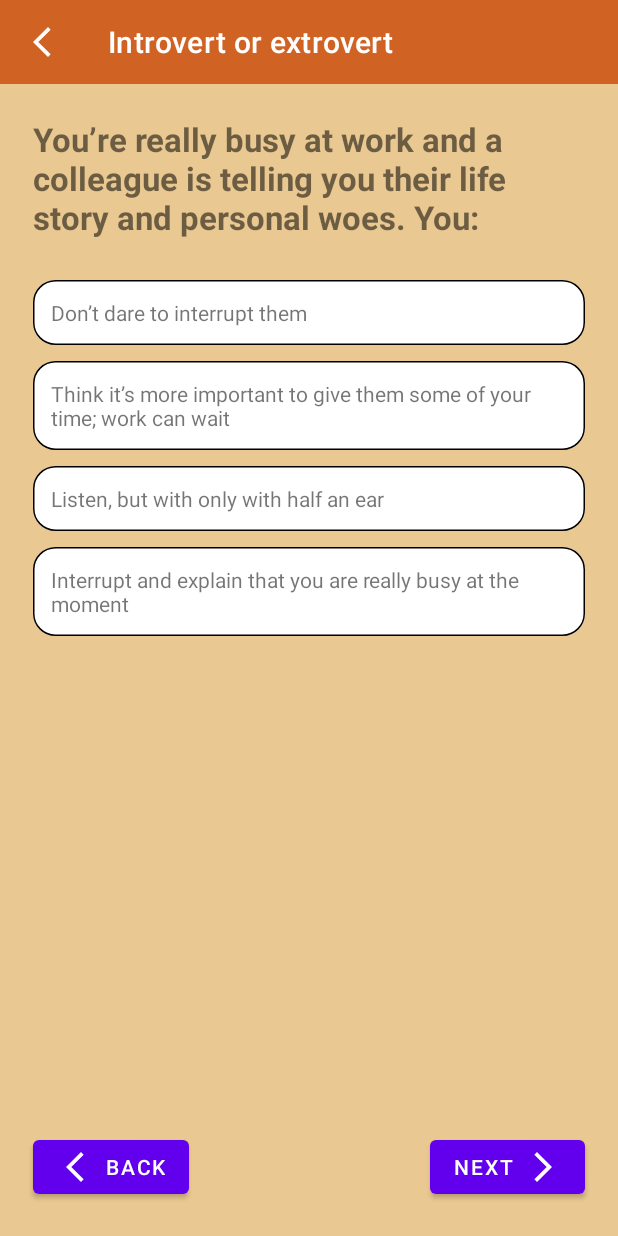
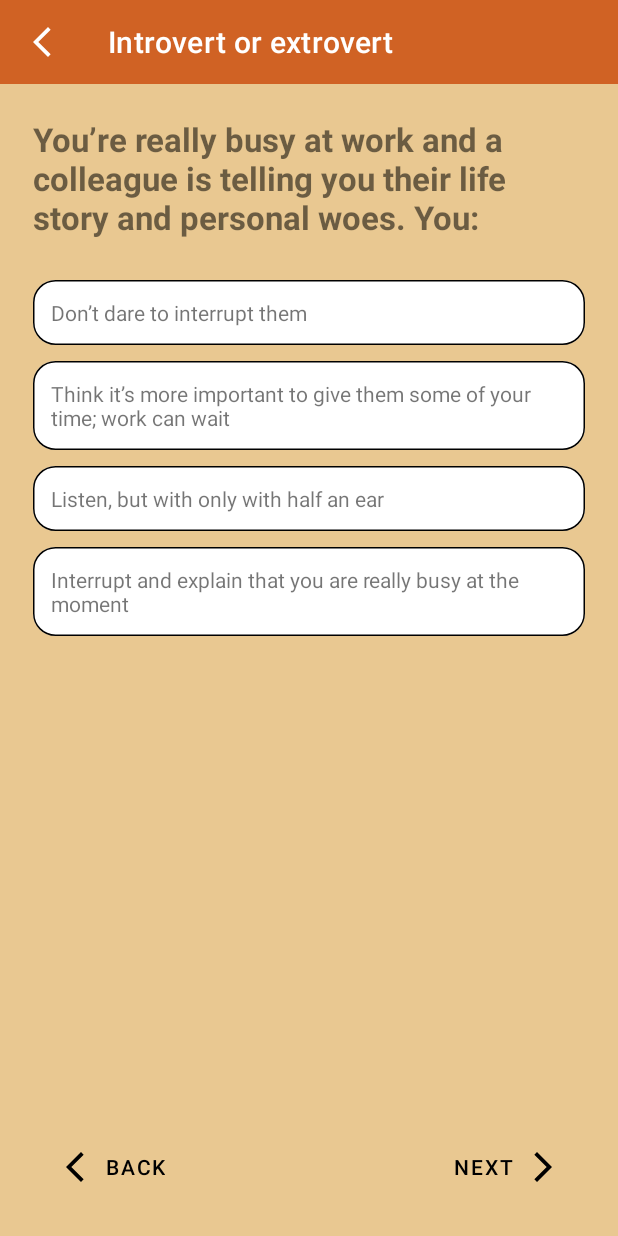
Before and after one commit to razvantmzz/PersonalityTest, an Android app: the screen it shows after launch (MainActivity), after a tap on "Start quiz", on a phone screen of 412 x 824 dp. Run offline under Robolectric (Android 15) with nearby library versions, the phone set to English and light mode, and no system bars; 2 statements that could not run were skipped.

Commit message:
implemented result

```diff
--- a/app/src/main/java/com/razvantmz/personalitytest/KoinModules.kt
+++ b/app/src/main/java/com/razvantmz/personalitytest/KoinModules.kt
@@ -5,6 +5,7 @@ import com.razvantmz.personalitytest.repository.QuizRepositoryImpl
 import com.razvantmz.personalitytest.ui.landing.LandingViewModel
 import com.razvantmz.personalitytest.ui.quiz.QuestionViewModel
 import com.razvantmz.personalitytest.ui.quiz.QuizData
+import com.razvantmz.personalitytest.ui.quiz.QuizResultsViewModel
 import com.razvantmz.personalitytest.ui.quiz.QuizViewModel
 import com.razvantmz.personalitytest.ui.splashscreen.SplashViewModel
 import org.koin.androidx.viewmodel.dsl.viewModel
@@ -18,6 +19,7 @@ val modules = module {
     viewModel { (quizId:Int, questionId:Int) -> QuestionViewModel(quizId, questionId) }
     viewModel { LandingViewModel() }
     viewModel { (quizId:Int) -> QuizViewModel(quizId) }
+    viewModel { (quizId:Int) -> QuizResultsViewModel(quizId) }
 
     scope(named(QuizData.scopedName)) {
         scoped { (quizId: Int) -> QuizData(quizId) }
--- a/app/src/main/java/com/razvantmz/personalitytest/models/Answer.kt
+++ b/app/src/main/java/com/razvantmz/personalitytest/models/Answer.kt
@@ -1,3 +1,3 @@
 package com.razvantmz.personalitytest.models
 
-class Answer(val id:Int, val value:String, var isSelected: Boolean = false)
+class Answer(val id:Int, val value:String, var isSelected: Boolean = false, val personalityTrait:Int)
--- a/app/src/main/java/com/razvantmz/personalitytest/repository/QuizRepository.kt
+++ b/app/src/main/java/com/razvantmz/personalitytest/repository/QuizRepository.kt
@@ -20,19 +20,23 @@ class QuizRepositoryImpl : QuizRepository {
             answers = listOf(
                 Answer(
                     id = 1,
-                    value = "Don’t dare to interrupt them"
+                    value = "Don’t dare to interrupt them",
+                    personalityTrait = 2
                 ),
                 Answer(
                     id = 2,
-                    value = "Think it’s more important to give them some of your time; work can wait "
+                    value = "Think it’s more important to give them some of your time; work can wait",
+                            personalityTrait = 1
                 ),
                 Answer(
                     id = 3,
-                    value = "Listen, but with only with half an ear "
+                    value = "Listen, but with only with half an ear",
+                    personalityTrait = -1
                 ),
                 Answer(
                     id = 4,
-                    value = "Interrupt and explain that you are really busy at the moment "
+                    value = "Interrupt and explain that you are really busy at the moment",
+                    personalityTrait = -2
                 )
             )
         )
@@ -42,20 +46,24 @@ class QuizRepositoryImpl : QuizRepository {
             title = "You’ve been sitting in the doctor’s waiting room for more than 25 minutes. You:",
             answers = listOf(
                 Answer(
-                    id = 1,
-                    value = "Look at your watch every two minutes"
+                    id = 5,
+                    value = "Look at your watch every two minutes",
+                    personalityTrait = 2
                 ),
                 Answer(
                     id = 2,
-                    value = "Bubble with inner anger, but keep quiet"
+                    value = "Bubble with inner anger, but keep quiet",
+                    personalityTrait = 1
                 ),
                 Answer(
-                    id = 3,
-                    value = "Explain to other equally impatient people in the room that the doctor is always running late"
+                    id = 7,
+                    value = "Explain to other equally impatient people in the room that the doctor is always running late",
+                    personalityTrait = -1
                 ),
                 Answer(
-                    id = 4,
-                    value = "Complain in a loud voice, while tapping your foot impatiently"
+                    id = 8,
+                    value = "Complain in a loud voice, while tapping your foot impatiently",
+                    personalityTrait = 2
                 )
             )
         )
@@ -65,20 +73,51 @@ class QuizRepositoryImpl : QuizRepository {
             title = "You’re having an animated discussion with a colleague regarding a project that you’re in charge of. You:",
             answers = listOf(
                 Answer(
-                    id = 1,
-                    value = "Don’t dare contradict them"
+                    id = 9,
+                    value = "Don’t dare contradict them",
+                    personalityTrait = 2
                 ),
                 Answer(
-                    id = 2,
-                    value = "Think that they are obviously right"
+                    id = 10,
+                    value = "Think that they are obviously right",
+                    personalityTrait = 1
                 ),
                 Answer(
-                    id = 3,
-                    value = "Defend your own point of view, tooth and nail"
+                    id = 11,
+                    value = "Defend your own point of view, tooth and nail",
+                    personalityTrait = -1
                 ),
                 Answer(
-                    id = 4,
-                    value = "Continuously interrupt your colleague"
+                    id = 12,
+                    value = "Continuously interrupt your colleague",
+                    personalityTrait = -2
+                )
+            )
+        )
+
+        val question4 = Question(
+            id = 4,
+            title = "You are taking part in a guided tour of a museum. You:",
+            answers = listOf(
+                Answer(
+                    id = 13,
+                    value = "Are a bit too far towards the back so don’t really hear what the guide is saying",
+                    personalityTrait = 2
+                ),
+                Answer(
+                    id = 14,
+                    value = "Follow the group without question",
+                    personalityTrait = 1
+                ),
+                Answer(
+                    id = 15,
+                    value = " Make sure that everyone is able to hear properly",
+                    personalityTrait = -1
+                ),
+                Answer(
+                    id = 16,
+                    value = "Are right up the front, adding your own comments in a loud voice",
+                    personalityTrait = -2
                 )
             )
         )
@@ -86,7 +125,8 @@ class QuizRepositoryImpl : QuizRepository {
         return listOf(
             question1,
             question2,
-            question3
+            question3,
+            question4,
         )
     }
 }
--- a/app/src/main/java/com/razvantmz/personalitytest/ui/quiz/QuizViewModel.kt
+++ b/app/src/main/java/com/razvantmz/personalitytest/ui/quiz/QuizViewModel.kt
@@ -31,9 +31,4 @@ class QuizViewModel( val quizId: Int) : ViewModel(), KoinComponent {
             question.answers.any { answer -> answer.isSelected } && currentQuestionIndex.value != quiz.value?.questions?.count() ?: 0 - 1
         } ?: false
     }
-
-    override fun onCleared() {
-        getKoin().getOrCreateScope(QuizData.scopedId, named(QuizData.scopedName)).close()
-        super.onCleared()
-    }
 }
--- a/app/src/main/res/drawable/ic_next.xml
+++ b/app/src/main/res/drawable/ic_next.xml
@@ -1,5 +1,5 @@
 <vector android:autoMirrored="true" android:height="24dp"
-    android:tint="#FFFFFF" android:viewportHeight="24"
+    android:tint="#000000" android:viewportHeight="24"
     android:viewportWidth="24" android:width="24dp" xmlns:android="http://schemas.android.com/apk/res/android">
     <path android:fillColor="@android:color/white" android:pathData="M6.23,20.23l1.77,1.77l10,-10l-10,-10l-1.77,1.77l8.23,8.23z"/>
 </vector>
--- a/app/src/main/res/layout/fragment_quiz.xml
+++ b/app/src/main/res/layout/fragment_quiz.xml
@@ -10,7 +10,7 @@
         android:id="@+id/toolbar"
         android:layout_width="0dp"
         android:layout_height="wrap_content"
-        android:background="#D06224"
+        android:background="@color/toolbar_background"
         app:layout_constraintEnd_toEndOf="parent"
         app:layout_constraintStart_toStartOf="parent"
         app:layout_constraintTop_toTopOf="parent"
@@ -26,16 +26,18 @@
         app:layout_constraintStart_toStartOf="parent"
         app:layout_constraintTop_toBottomOf="@+id/toolbar" />
 
-    <Button
+    <com.google.android.material.button.MaterialButton
         android:id="@+id/back_btn"
         android:layout_width="wrap_content"
         android:layout_height="wrap_content"
         android:layout_margin="22dp"
+        android:background="@android:color/transparent"
+        android:drawablePadding="2dip"
         android:text="@string/fragment_quiz_back_btn"
-        android:drawablePadding="2dip"
-        android:background="@null"
+        android:textColor="@color/black"
         app:icon="@drawable/ic_back"
         app:iconGravity="textStart"
+        app:iconTint="@color/black"
         app:layout_constraintBottom_toBottomOf="parent"
         app:layout_constraintStart_toStartOf="parent" />
 
@@ -44,11 +46,13 @@
         android:layout_width="wrap_content"
         android:layout_height="wrap_content"
         android:layout_margin="22dp"
+        android:background="@android:color/transparent"
+        android:drawablePadding="2dip"
         android:text="@string/fragment_quiz_next_btn"
-       android:drawablePadding="2dip"
-       android:background="@null"
+        android:textColor="@color/black"
         app:icon="@drawable/ic_next"
         app:iconGravity="textEnd"
+        app:iconTint="@color/black"
         app:layout_constraintBottom_toBottomOf="parent"
         app:layout_constraintEnd_toEndOf="parent" />
 
--- a/app/src/main/res/navigation/main_navigation_graph.xml
+++ b/app/src/main/res/navigation/main_navigation_graph.xml
@@ -33,7 +33,8 @@
             app:argType="integer" />
         <action
             android:id="@+id/action_quizFragment_to_quizResultsFragment"
-            app:destination="@id/quizResultsFragment" />
+            app:destination="@id/quizResultsFragment"
+            app:popUpTo="@id/landingFragment" />
     </fragment>
     <fragment
         android:id="@+id/quizResultsFragment"
--- a/app/src/main/res/values/colors.xml
+++ b/app/src/main/res/values/colors.xml
@@ -8,6 +8,7 @@
     <color name="black">#FF000000</color>
     <color name="white">#FFFFFFFF</color>
     <color name="background">#E9C891</color>
+    <color name="toolbar_background">#D06224</color>
 
     <color name="primary_button_start_color">#D06224</color>
     <color name="primary_button_end_color">#AE431E</color>
--- a/app/src/main/res/values/strings.xml
+++ b/app/src/main/res/values/strings.xml
@@ -7,4 +7,7 @@
     <string name="fragment_quiz_next_btn">Next</string>
 
     <string name="fragment_quiz_results">Your results:</string>
+    <string name="fragment_quiz_results_introverted">Introverted</string>
+    <string name="fragment_quiz_results_extroverted">Extroverted</string>
+    <string name="fragment_quiz_results_introverted_extrovert">Extroverted Introvert</string>
 </resources>
```
Also changed, not shown: app/src/main/java/com/razvantmz/personalitytest/Personality.kt (added, +7 -0 lines), app/src/main/java/com/razvantmz/personalitytest/ui/quiz/QuizData.kt (+12 -0 lines), app/src/main/java/com/razvantmz/personalitytest/ui/quiz/QuizResultsFragment.kt (+21 -0 lines), app/src/main/java/com/razvantmz/personalitytest/ui/quiz/QuizResultsViewModel.kt (+19 -2 lines), app/src/main/res/layout/fragment_quiz_results.xml (+13 -0 lines). Lines whose indentation alone changed are shown as unchanged.
